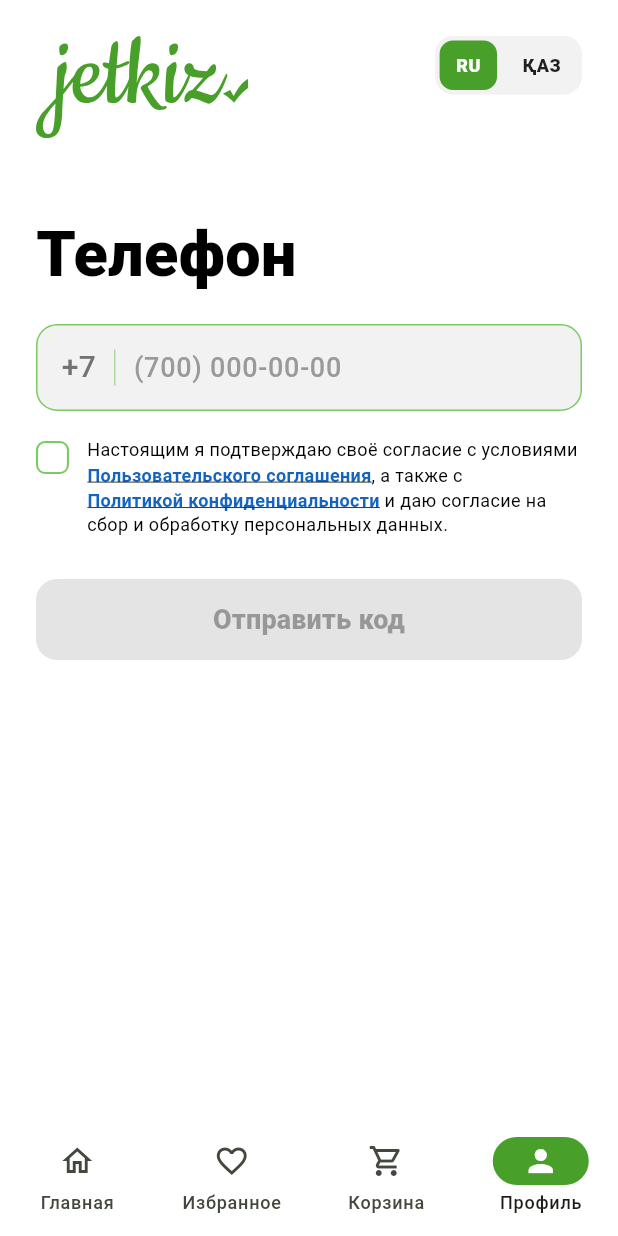
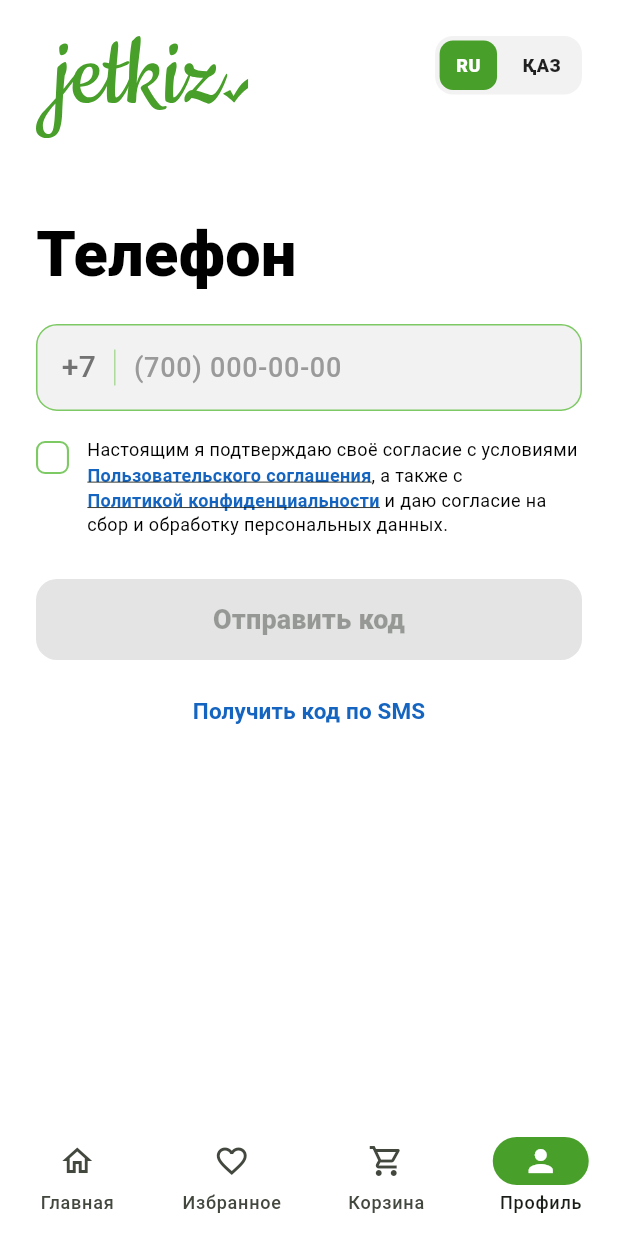
Before and after one commit to jetkizdigital-droid/jetkiz-client-app, a Flutter app: the screen it shows after launch, item 4 of the bottom bar chosen, on a phone screen of 412 x 824 dp. Run offline on Flutter 3.47's test engine with Material 3 defaults, Android fonts, the phone set to English and light mode, and no system bars; our stand-ins replace dio, equatable, file_picker, firebase_core, firebase_crashlytics, firebase_messaging and 5 more; accounts and stored records are empty; network calls fail.

Commit message:
feat(auth): let clients request OTP by SMS

```diff
--- a/lib/features/auth/presentation/phoneLoginPage.dart
+++ b/lib/features/auth/presentation/phoneLoginPage.dart
@@ -131,7 +131,9 @@ class _PhoneLoginPageState extends State<PhoneLoginPage> {
     return _isAgreementAccepted && digits.length == 10 && !_isSubmitting;
   }
 
-  Future<void> _submit() async {
+  Future<void> _submit({
+    OtpDeliveryChannel deliveryChannel = OtpDeliveryChannel.auto,
+  }) async {
     if (!_canSubmit) return;
 
     final localDigits = kazakhstanLocalPhoneDigits(_phoneController.text);
@@ -144,6 +146,7 @@ class _PhoneLoginPageState extends State<PhoneLoginPage> {
     try {
       final response = await _authApi.requestSmsCode(
         phone: normalizedPhone,
+        deliveryChannel: deliveryChannel,
       );
 
       if (!mounted) return;
@@ -158,6 +161,8 @@ class _PhoneLoginPageState extends State<PhoneLoginPage> {
           builder: (_) => SmsCodePage(
             phone: normalizedPhone,
             resendAvailableAt: response.resendAvailableAt,
+            initialDeliveryChannel:
+                response.deliveryChannel ?? deliveryChannel,
             onAuthorized: widget.onAuthorized,
           ),
         ),
@@ -389,7 +394,7 @@ class _PhoneLoginPageState extends State<PhoneLoginPage> {
             SizedBox(
               height: 54,
               child: ElevatedButton(
-                onPressed: _canSubmit ? _submit : null,
+                onPressed: _canSubmit ? () => _submit() : null,
                 style: ElevatedButton.styleFrom(
                   backgroundColor:
                       _canSubmit ? primaryGreen : const Color(0xFFE5E5E5),
@@ -417,6 +422,22 @@ class _PhoneLoginPageState extends State<PhoneLoginPage> {
                       ),
               ),
             ),
+            const SizedBox(height: 10),
+            TextButton(
+              onPressed: _canSubmit
+                  ? () => _submit(
+                        deliveryChannel: OtpDeliveryChannel.sms,
+                      )
+                  : null,
+              child: LocalizedText(
+                strings.loginSendSmsCode,
+                style: const TextStyle(
+                  fontSize: 15,
+                  fontWeight: FontWeight.w700,
+                  color: Color(0xFF1565C0),
+                ),
+              ),
+            ),
           ],
         ),
       ),
```
